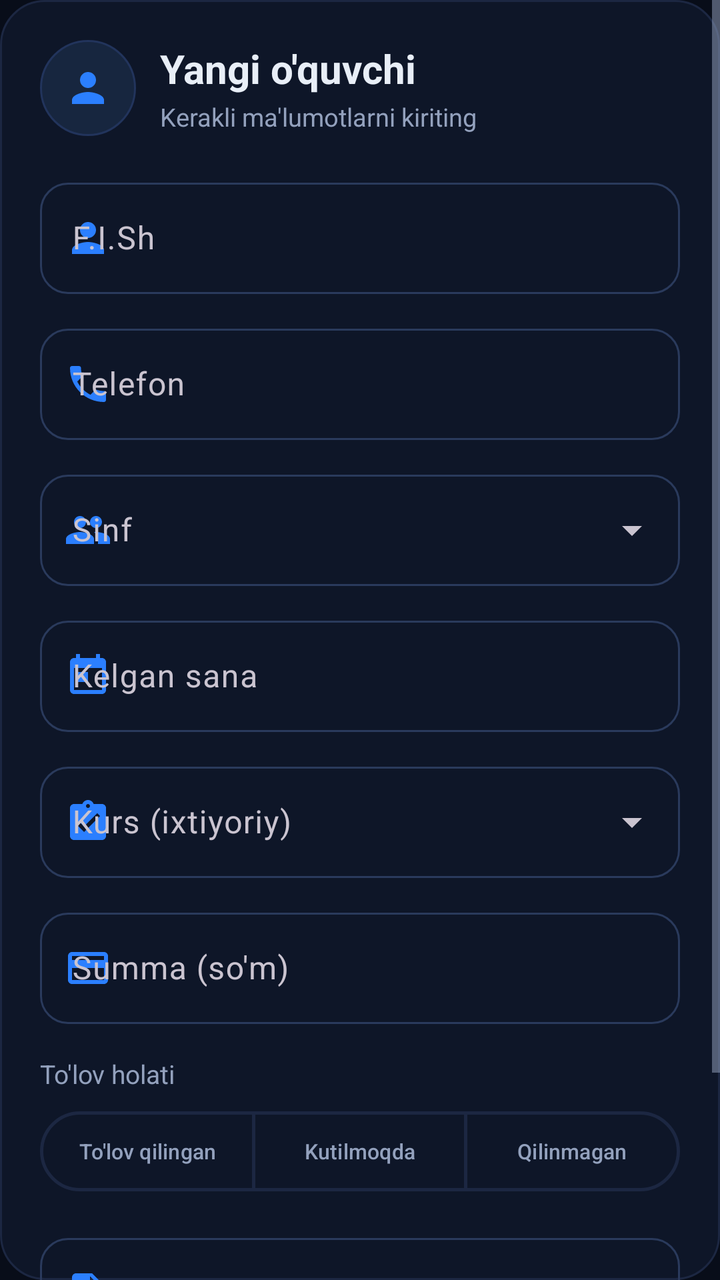
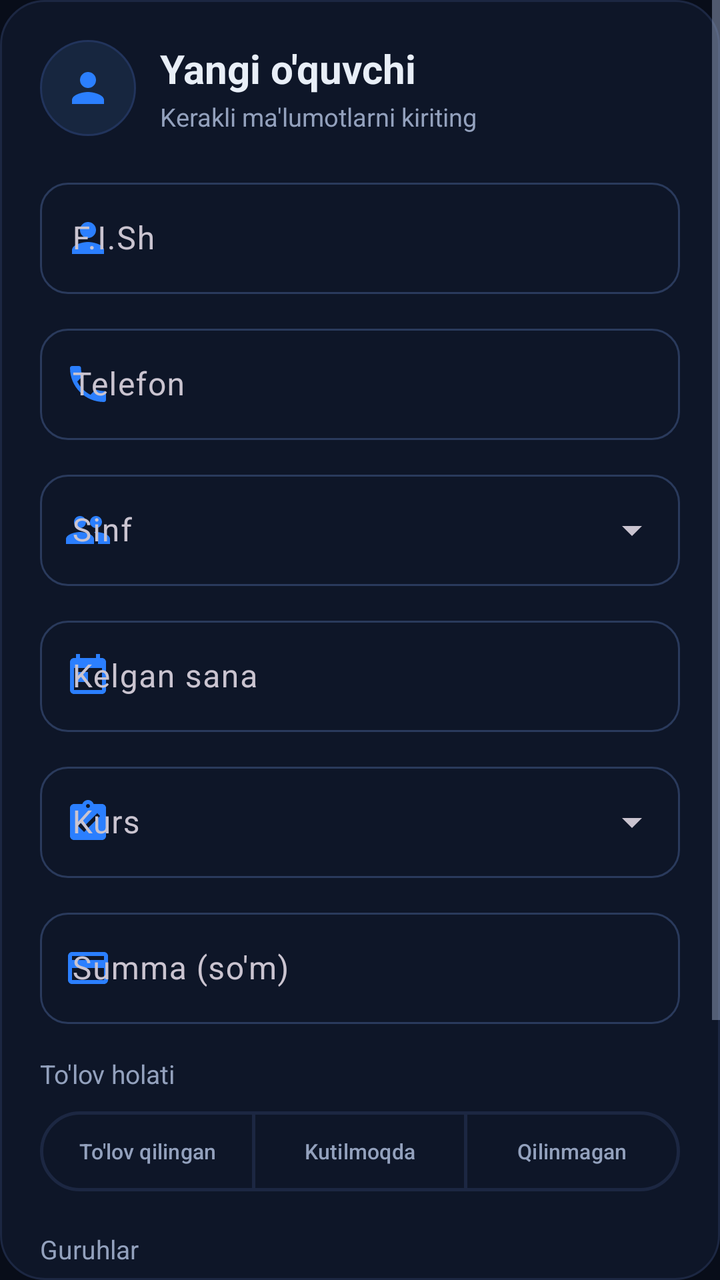

Compare the two renders of this Android layout. The source of the first and the diff that turns it into the second are given below.
<!-- AndroidManifest.xml: application theme Theme.KursManager -->
<!-- res/layout/dialog_student.xml -->
<?xml version="1.0" encoding="utf-8"?>
<ScrollView xmlns:android="http://schemas.android.com/apk/res/android"
    xmlns:app="http://schemas.android.com/apk/res-auto"
    android:layout_width="match_parent"
    android:layout_height="wrap_content"
    android:background="@drawable/bg_dialog"
    android:clipToPadding="false">

    <LinearLayout
        android:layout_width="match_parent"
        android:layout_height="wrap_content"
        android:orientation="vertical"
        android:paddingStart="20dp"
        android:paddingTop="20dp"
        android:paddingEnd="20dp"
        android:paddingBottom="16dp">

        
        <LinearLayout
            android:layout_width="match_parent"
            android:layout_height="wrap_content"
            android:gravity="center_vertical"
            android:orientation="horizontal">

            <ImageView
                android:id="@+id/iconHeader"
                android:layout_width="48dp"
                android:layout_height="48dp"
                android:background="@drawable/bg_icon_circle"
                android:contentDescription="@null"
                android:padding="12dp"
                android:src="@drawable/ic_person"
                android:tint="@color/primary" />

            <LinearLayout
                android:layout_width="0dp"
                android:layout_height="wrap_content"
                android:layout_marginStart="12dp"
                android:layout_weight="1"
                android:orientation="vertical">

                <TextView
                    android:id="@+id/tvFormTitle"
                    android:layout_width="wrap_content"
                    android:layout_height="wrap_content"
                    android:text="Yangi o'quvchi"
                    android:textColor="@color/text"
                    android:textSize="20sp"
                    android:textStyle="bold" />

                <TextView
                    android:layout_width="wrap_content"
                    android:layout_height="wrap_content"
                    android:layout_marginTop="2dp"
                    android:text="Kerakli ma'lumotlarni kiriting"
                    android:textColor="@color/text_dim"
                    android:textSize="12.5sp" />
            </LinearLayout>
        </LinearLayout>

        
        <com.google.android.material.textfield.TextInputLayout
            android:id="@+id/nameLayout"
            style="@style/Widget.Material3.TextInputLayout.OutlinedBox"
            android:layout_width="match_parent"
            android:layout_height="wrap_content"
            android:layout_marginTop="18dp"
            android:hint="F.I.Sh"
            app:boxCornerRadiusBottomEnd="14dp"
            app:boxCornerRadiusBottomStart="14dp"
            app:boxCornerRadiusTopEnd="14dp"
            app:boxCornerRadiusTopStart="14dp"
            app:startIconDrawable="@drawable/ic_person"
            app:startIconTint="@color/primary">

            <com.google.android.material.textfield.TextInputEditText
                android:id="@+id/inName"
                android:layout_width="match_parent"
                android:layout_height="wrap_content"
                android:imeOptions="actionNext"
                android:inputType="textCapWords"
                android:maxLines="1" />
        </com.google.android.material.textfield.TextInputLayout>

        
        <com.google.android.material.textfield.TextInputLayout
            android:id="@+id/phoneLayout"
            style="@style/Widget.Material3.TextInputLayout.OutlinedBox"
            android:layout_width="match_parent"
            android:layout_height="wrap_content"
            android:layout_marginTop="12dp"
            android:hint="Telefon"
            app:boxCornerRadiusBottomEnd="14dp"
            app:boxCornerRadiusBottomStart="14dp"
            app:boxCornerRadiusTopEnd="14dp"
            app:boxCornerRadiusTopStart="14dp"
            app:startIconDrawable="@drawable/ic_phone"
            app:startIconTint="@color/primary">

            <com.google.android.material.textfield.TextInputEditText
                android:id="@+id/inPhone"
                android:layout_width="match_parent"
                android:layout_height="wrap_content"
                android:imeOptions="actionNext"
                android:inputType="phone"
                android:maxLines="1" />
        </com.google.android.material.textfield.TextInputLayout>

        
        <com.google.android.material.textfield.TextInputLayout
            android:id="@+id/gradeLayout"
            style="@style/Widget.Material3.TextInputLayout.OutlinedBox.ExposedDropdownMenu"
            android:layout_width="match_parent"
            android:layout_height="wrap_content"
            android:layout_marginTop="12dp"
            android:hint="Sinf"
            app:boxCornerRadiusBottomEnd="14dp"
            app:boxCornerRadiusBottomStart="14dp"
            app:boxCornerRadiusTopEnd="14dp"
            app:boxCornerRadiusTopStart="14dp"
            app:startIconDrawable="@drawable/ic_users"
            app:startIconTint="@color/primary">

            <com.google.android.material.textfield.MaterialAutoCompleteTextView
                android:id="@+id/spGrade"
                android:layout_width="match_parent"
                android:layout_height="wrap_content"
                android:inputType="none" />
        </com.google.android.material.textfield.TextInputLayout>

        
        <com.google.android.material.textfield.TextInputLayout
            android:id="@+id/dateLayout"
            style="@style/Widget.Material3.TextInputLayout.OutlinedBox"
            android:layout_width="match_parent"
            android:layout_height="wrap_content"
            android:layout_marginTop="12dp"
            android:hint="Kelgan sana"
            app:boxCornerRadiusBottomEnd="14dp"
            app:boxCornerRadiusBottomStart="14dp"
            app:boxCornerRadiusTopEnd="14dp"
            app:boxCornerRadiusTopStart="14dp"
            app:startIconDrawable="@drawable/ic_calendar"
            app:startIconTint="@color/primary">

            <com.google.android.material.textfield.TextInputEditText
                android:id="@+id/inDate"
                android:layout_width="match_parent"
                android:layout_height="wrap_content"
                android:clickable="true"
                android:cursorVisible="false"
                android:focusable="false"
                android:inputType="none"
                android:maxLines="1" />
        </com.google.android.material.textfield.TextInputLayout>

        
        <com.google.android.material.textfield.TextInputLayout
            android:id="@+id/courseLayout"
            style="@style/Widget.Material3.TextInputLayout.OutlinedBox.ExposedDropdownMenu"
            android:layout_width="match_parent"
            android:layout_height="wrap_content"
            android:layout_marginTop="12dp"
            android:hint="Kurs (ixtiyoriy)"
            app:boxCornerRadiusBottomEnd="14dp"
            app:boxCornerRadiusBottomStart="14dp"
            app:boxCornerRadiusTopEnd="14dp"
            app:boxCornerRadiusTopStart="14dp"
            app:startIconDrawable="@drawable/ic_test"
            app:startIconTint="@color/primary">

            <com.google.android.material.textfield.MaterialAutoCompleteTextView
                android:id="@+id/spCourse"
                android:layout_width="match_parent"
                android:layout_height="wrap_content"
                android:inputType="none" />
        </com.google.android.material.textfield.TextInputLayout>

        
        <com.google.android.material.textfield.TextInputLayout
            android:id="@+id/feeLayout"
            style="@style/Widget.Material3.TextInputLayout.OutlinedBox"
            android:layout_width="match_parent"
            android:layout_height="wrap_content"
            android:layout_marginTop="12dp"
            android:hint="Summa (so'm)"
            app:boxCornerRadiusBottomEnd="14dp"
            app:boxCornerRadiusBottomStart="14dp"
            app:boxCornerRadiusTopEnd="14dp"
            app:boxCornerRadiusTopStart="14dp"
            app:startIconDrawable="@drawable/ic_card"
            app:startIconTint="@color/primary">

            <com.google.android.material.textfield.TextInputEditText
                android:id="@+id/inFee"
                android:layout_width="match_parent"
                android:layout_height="wrap_content"
                android:imeOptions="actionNext"
                android:inputType="number"
                android:maxLines="1" />
        </com.google.android.material.textfield.TextInputLayout>

        
        <TextView
            android:layout_width="wrap_content"
            android:layout_height="wrap_content"
            android:layout_marginTop="16dp"
            android:layout_marginBottom="6dp"
            android:text="To'lov holati"
            android:textColor="@color/text_dim"
            android:textSize="13sp" />

        <com.google.android.material.button.MaterialButtonToggleGroup
            android:id="@+id/tgStatus"
            android:layout_width="match_parent"
            android:layout_height="wrap_content"
            app:selectionRequired="true"
            app:singleSelection="true">

            <com.google.android.material.button.MaterialButton
                android:id="@+id/btnPaid"
                style="@style/Widget.Material3.Button.OutlinedButton"
                android:layout_width="0dp"
                android:layout_height="wrap_content"
                android:layout_weight="1"
                android:gravity="center"
                android:maxLines="2"
                android:paddingStart="5dp"
                android:paddingEnd="5dp"
                android:singleLine="false"
                android:text="To'lov qilingan"
                android:textAllCaps="false"
                android:textColor="@color/toggle_text"
                android:textSize="10.5sp"
                app:backgroundTint="@color/toggle_bg"
                app:strokeColor="@color/toggle_stroke"
                app:strokeWidth="1.5dp" />

            <com.google.android.material.button.MaterialButton
                android:id="@+id/btnPending"
                style="@style/Widget.Material3.Button.OutlinedButton"
                android:layout_width="0dp"
                android:layout_height="wrap_content"
                android:layout_weight="1"
                android:gravity="center"
                android:maxLines="2"
                android:paddingStart="5dp"
                android:paddingEnd="5dp"
                android:singleLine="false"
                android:text="Kutilmoqda"
                android:textAllCaps="false"
                android:textColor="@color/toggle_text"
                android:textSize="10.5sp"
                app:backgroundTint="@color/toggle_bg"
                app:strokeColor="@color/toggle_stroke"
                app:strokeWidth="1.5dp" />

            <com.google.android.material.button.MaterialButton
                android:id="@+id/btnUnpaid"
                style="@style/Widget.Material3.Button.OutlinedButton"
                android:layout_width="0dp"
                android:layout_height="wrap_content"
                android:layout_weight="1"
                android:gravity="center"
                android:maxLines="2"
                android:paddingStart="5dp"
                android:paddingEnd="5dp"
                android:singleLine="false"
                android:text="Qilinmagan"
                android:textAllCaps="false"
                android:textColor="@color/toggle_text"
                android:textSize="10.5sp"
                app:backgroundTint="@color/toggle_bg"
                app:strokeColor="@color/toggle_stroke"
                app:strokeWidth="1.5dp" />
        </com.google.android.material.button.MaterialButtonToggleGroup>

        
        <com.google.android.material.textfield.TextInputLayout
            android:id="@+id/noteLayout"
            style="@style/Widget.Material3.TextInputLayout.OutlinedBox"
            android:layout_width="match_parent"
            android:layout_height="wrap_content"
            android:layout_marginTop="14dp"
            android:hint="Izoh"
            app:boxCornerRadiusBottomEnd="14dp"
            app:boxCornerRadiusBottomStart="14dp"
            app:boxCornerRadiusTopEnd="14dp"
            app:boxCornerRadiusTopStart="14dp"
            app:startIconDrawable="@drawable/ic_note"
            app:startIconTint="@color/primary">

            <com.google.android.material.textfield.TextInputEditText
                android:id="@+id/inNote"
                android:layout_width="match_parent"
                android:layout_height="wrap_content"
                android:imeOptions="actionDone"
                android:inputType="textMultiLine"
                android:maxLines="3" />
        </com.google.android.material.textfield.TextInputLayout>

        <View
            android:layout_width="match_parent"
            android:layout_height="1dp"
            android:layout_marginTop="18dp"
            android:layout_marginBottom="4dp"
            android:background="@color/border" />

        
        <LinearLayout
            android:layout_width="match_parent"
            android:layout_height="wrap_content"
            android:gravity="center_vertical"
            android:orientation="horizontal">

            <com.google.android.material.button.MaterialButton
                android:id="@+id/btnCancel"
                style="@style/Widget.Material3.Button.TextButton"
                android:layout_width="0dp"
                android:layout_height="50dp"
                android:layout_weight="1"
                android:text="Bekor qilish"
                android:textColor="@color/text_dim"
                android:textSize="14sp" />

            <com.google.android.material.button.MaterialButton
                android:id="@+id/btnSave"
                style="@style/Widget.Material3.Button"
                android:layout_width="0dp"
                android:layout_height="50dp"
                android:layout_marginStart="8dp"
                android:layout_weight="1.15"
                android:backgroundTint="@color/primary"
                android:text="Saqlash"
                android:textAllCaps="false"
                android:textColor="@android:color/white"
                android:textSize="15sp"
                android:textStyle="bold"
                app:cornerRadius="14dp" />
        </LinearLayout>
    </LinearLayout>
</ScrollView>
<!-- resources referenced by this layout -->
<resources>
  <color name="border">#1C2742</color>
  <color name="primary">#2B7FFF</color>
  <color name="text">#E8EEF7</color>
  <color name="text_dim">#93A1BD</color>
  <!-- drawable bg_dialog (drawable) -->
  <shape xmlns:android="http://schemas.android.com/apk/res/android" android:shape="rectangle">
      <solid android:color="@color/panel" />
      <stroke android:width="1dp" android:color="@color/border" />
      <corners android:radius="22dp" />
  </shape>
  <!-- drawable bg_icon_circle (drawable) -->
  <shape xmlns:android="http://schemas.android.com/apk/res/android" android:shape="oval">
      <solid android:color="#17263F" />
      <stroke android:width="1dp" android:color="#22345C" />
  </shape>
  <!-- drawable ic_card (drawable) -->
  <vector xmlns:android="http://schemas.android.com/apk/res/android" android:width="24dp" android:height="24dp" android:viewportWidth="24" android:viewportHeight="24" android:tint="?attr/colorControlNormal"><path android:fillColor="@android:color/white" android:pathData="M20 4H4c-1.11 0-1.99.89-1.99 2L2 18c0 1.11.89 2 2 2h16c1.11 0 2-.89 2-2V6c0-1.11-.89-2-2-2zm0 14H4v-6h16v6zm0-10H4V6h16v2z"/></vector>
  <!-- drawable ic_note (drawable) -->
  <vector xmlns:android="http://schemas.android.com/apk/res/android" android:width="24dp" android:height="24dp" android:viewportWidth="24" android:viewportHeight="24" android:tint="?attr/colorControlNormal"><path android:fillColor="@android:color/white" android:pathData="M14 2H6c-1.1 0-1.99 0.9-1.99 2L4 20c0 1.1 0.89 2 2 2h12c1.1 0 2 -0.9 2 -2V8l-6 -6zM16 18H8v-2h8v2zM16 14H8v-2h8v2zM13 9V3.5L18.5 9H13z"/></vector>
  <!-- drawable ic_person (drawable) -->
  <vector xmlns:android="http://schemas.android.com/apk/res/android" android:width="24dp" android:height="24dp" android:viewportWidth="24" android:viewportHeight="24" android:tint="?attr/colorControlNormal"><path android:fillColor="@android:color/white" android:pathData="M12 12c2.21 0 4 -1.79 4 -4s-1.79 -4 -4 -4 -4 1.79 -4 4 1.79 4 4 4zM12 14c-2.67 0 -8 1.34 -8 4v2h16v-2c0 -2.66 -5.33 -4 -8 -4z"/></vector>
  <style name="Theme.KursManager" parent="Theme.Material3.Dark.NoActionBar">
          <item name="colorPrimary">@color/primary</item>
          <item name="colorOnPrimary">@android:color/white</item>
          <item name="colorSurface">@color/panel</item>
          <item name="colorOnSurface">@color/text</item>
          <item name="android:colorBackground">@color/bg</item>
          <item name="android:textColor">@color/text</item>
          <item name="android:textColorSecondary">@color/text_dim</item>
          <item name="android:statusBarColor">@color/bg_dark</item>
          <item name="android:navigationBarColor">@color/bg_dark</item>
          <item name="android:windowLightStatusBar">false</item>
          <item name="colorOutlineVariant">@color/border</item>
          <item name="colorOutline">#2A3A5C</item>
          <item name="android:listDivider">@drawable/list_divider</item>
      </style>
  <color name="panel">#0E1628</color>
  <color name="bg">#080D19</color>
  <color name="bg_dark">#060A14</color>
  <!-- drawable list_divider (drawable) -->
  <?xml version="1.0" encoding="utf-8"?>
  <shape xmlns:android="http://schemas.android.com/apk/res/android"
      android:shape="rectangle">
      <solid android:color="#2A3A5C" />
      <size android:height="1dp" />
  </shape>
  <!-- unchanged entries left out for length: 4 -->
</resources>

<!-- the commit's change to res/layout/dialog_student.xml (unified diff, before → after) -->
@@ -161,7 +161,7 @@
             android:layout_width="match_parent"
             android:layout_height="wrap_content"
             android:layout_marginTop="12dp"
-            android:hint="Kurs (ixtiyoriy)"
+            android:hint="Kurs"
             app:boxCornerRadiusBottomEnd="14dp"
             app:boxCornerRadiusBottomStart="14dp"
             app:boxCornerRadiusTopEnd="14dp"
@@ -276,6 +276,22 @@
         </com.google.android.material.button.MaterialButtonToggleGroup>
 
         
+        <TextView
+            android:layout_width="wrap_content"
+            android:layout_height="wrap_content"
+            android:layout_marginTop="16dp"
+            android:layout_marginBottom="6dp"
+            android:text="Guruhlar"
+            android:textColor="@color/text_dim"
+            android:textSize="13sp" />
+
+        <LinearLayout
+            android:id="@+id/groupsBox"
+            android:layout_width="match_parent"
+            android:layout_height="wrap_content"
+            android:orientation="vertical" />
+
+        
         <com.google.android.material.textfield.TextInputLayout
             android:id="@+id/noteLayout"
             style="@style/Widget.Material3.TextInputLayout.OutlinedBox"
<!-- resource entries referenced after the edit -->
@@ -24,6 +24,11 @@
   <style name="Theme.KursManager" parent="Theme.Material3.Dark.NoActionBar">
           <item name="colorPrimary">@color/primary</item>
           <item name="colorOnPrimary">@android:color/white</item>
+          <item name="colorPrimaryContainer">@color/primary</item>
+          <item name="colorOnPrimaryContainer">@android:color/white</item>
+          <item name="colorSecondary">@color/primary</item>
+          <item name="colorSecondaryContainer">@color/primary</item>
+          <item name="colorOnSecondaryContainer">@android:color/white</item>
           <item name="colorSurface">@color/panel</item>
           <item name="colorOnSurface">@color/text</item>
           <item name="android:colorBackground">@color/bg</item>
